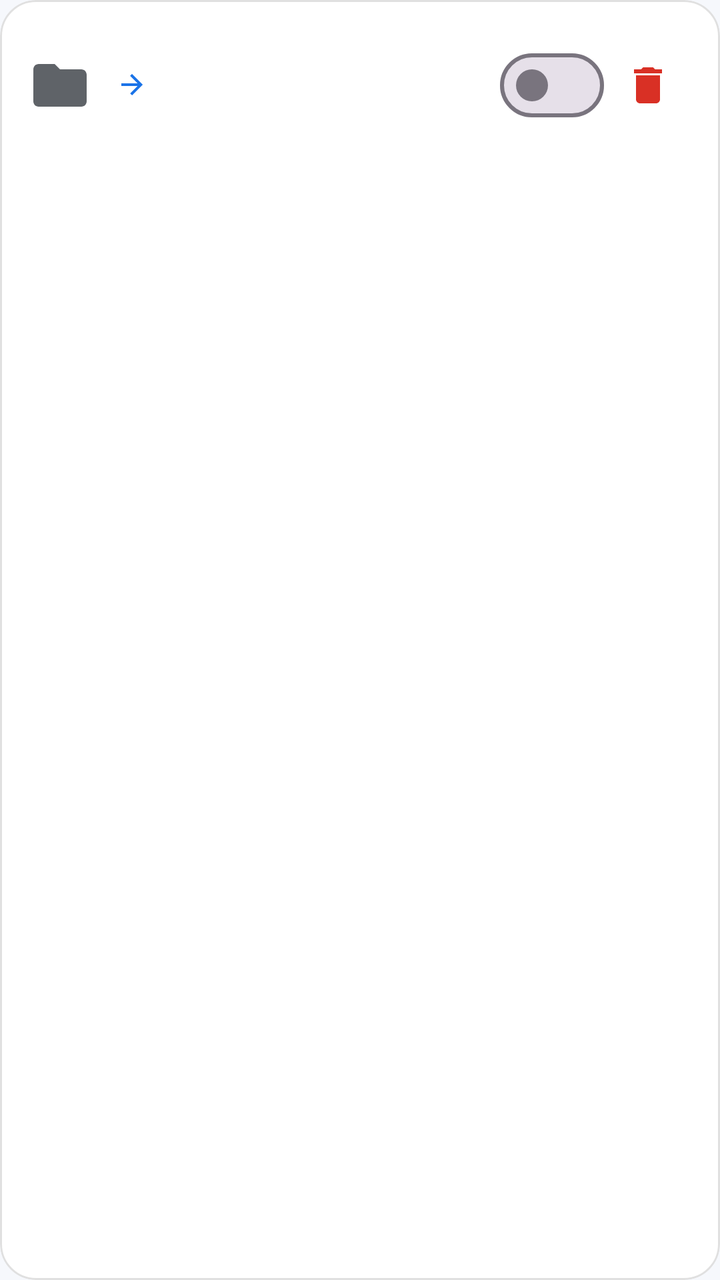
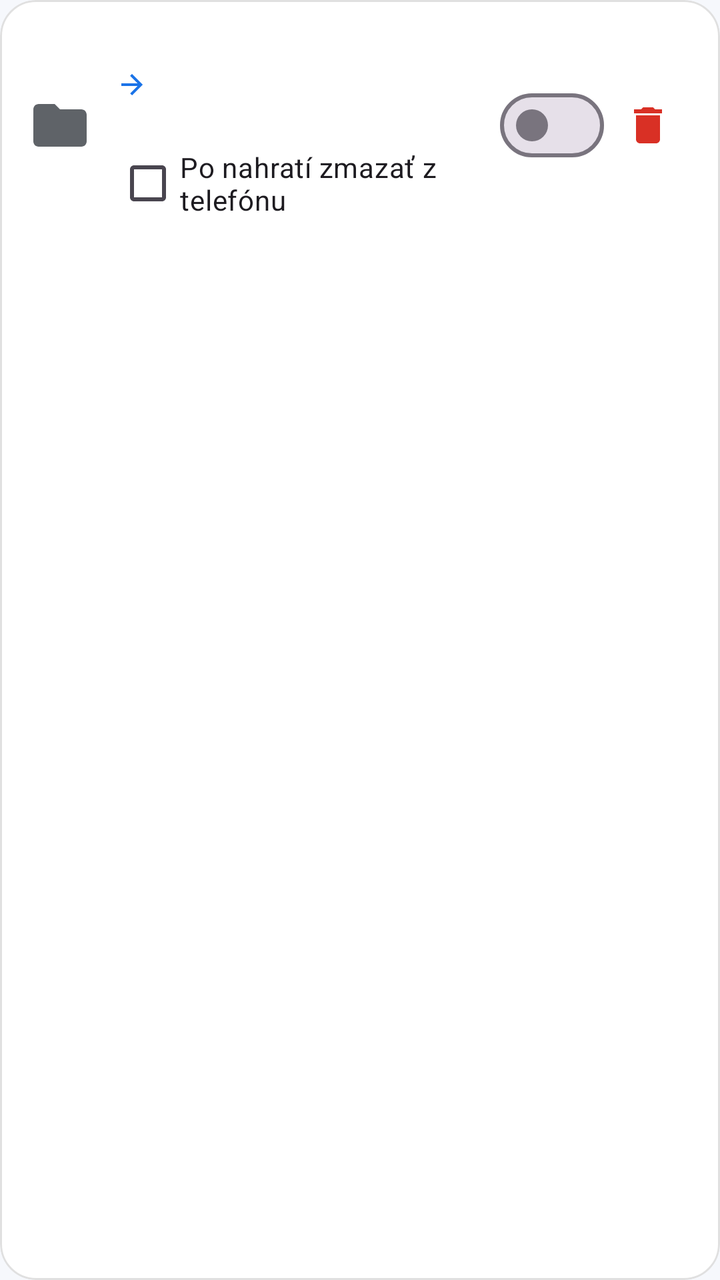

Two renders of the same Android screen: before a commit and after it. Below are the layout's source before the change and the commit's diff.
<!-- AndroidManifest.xml: application theme Theme.Cloud -->
<!-- res/layout/item_pair.xml -->
<?xml version="1.0" encoding="utf-8"?>
<com.google.android.material.card.MaterialCardView xmlns:android="http://schemas.android.com/apk/res/android"
    xmlns:app="http://schemas.android.com/apk/res-auto"
    style="@style/Cloud.Card"
    android:layout_width="match_parent"
    android:layout_height="wrap_content"
    android:layout_marginBottom="10dp">

    <LinearLayout
        android:layout_width="match_parent"
        android:layout_height="wrap_content"
        android:gravity="center_vertical"
        android:orientation="horizontal"
        android:padding="14dp">

        <ImageView
            android:layout_width="32dp"
            android:layout_height="32dp"
            android:contentDescription="@null"
            android:src="@drawable/ic_folder" />

        <LinearLayout
            android:layout_width="0dp"
            android:layout_height="wrap_content"
            android:layout_marginStart="12dp"
            android:layout_weight="1"
            android:orientation="vertical">
            <TextView
                android:id="@+id/localName"
                android:layout_width="match_parent"
                android:layout_height="wrap_content"
                android:ellipsize="end"
                android:maxLines="1"
                android:textStyle="bold" />
            <LinearLayout
                android:layout_width="match_parent"
                android:layout_height="wrap_content"
                android:gravity="center_vertical"
                android:orientation="horizontal">
                <ImageView
                    android:layout_width="16dp"
                    android:layout_height="16dp"
                    android:contentDescription="@null"
                    android:src="@drawable/ic_arrow" />
                <TextView
                    android:id="@+id/remoteName"
                    android:layout_width="match_parent"
                    android:layout_height="wrap_content"
                    android:layout_marginStart="4dp"
                    android:ellipsize="middle"
                    android:maxLines="1"
                    android:textColor="@color/brand" />
            </LinearLayout>
            <TextView
                android:id="@+id/stats"
                android:layout_width="match_parent"
                android:layout_height="wrap_content"
                android:layout_marginTop="2dp"
                android:textColor="@color/ink_muted"
                android:textSize="13sp" />
            <com.google.android.material.button.MaterialButton
                android:id="@+id/pairRequeue"
                style="@style/Widget.Material3.Button.TextButton"
                android:layout_width="wrap_content"
                android:layout_height="40dp"
                android:minWidth="0dp"
                android:paddingStart="0dp"
                android:text="Nahrať aj existujúce súbory"
                android:visibility="gone" />
            <TextView
                android:id="@+id/pairError"
                android:layout_width="match_parent"
                android:layout_height="wrap_content"
                android:layout_marginTop="2dp"
                android:textColor="@color/err"
                android:textSize="13sp"
                android:visibility="gone" />
        </LinearLayout>

        <com.google.android.material.materialswitch.MaterialSwitch
            android:id="@+id/pairEnabled"
            android:layout_width="wrap_content"
            android:layout_height="wrap_content" />

        <ImageButton
            android:id="@+id/pairDelete"
            android:layout_width="44dp"
            android:layout_height="44dp"
            android:background="?attr/selectableItemBackgroundBorderless"
            android:contentDescription="Odstrániť"
            android:src="@drawable/ic_delete" />
    </LinearLayout>
</com.google.android.material.card.MaterialCardView>
<!-- resources referenced by this layout -->
<resources>
  <color name="brand">#1A73E8</color>
  <color name="err">#D93025</color>
  <color name="ink_muted">#5F6368</color>
  <!-- drawable ic_arrow (drawable) -->
  <vector xmlns:android="http://schemas.android.com/apk/res/android" android:width="18dp" android:height="18dp" android:viewportWidth="24" android:viewportHeight="24">
      <path android:fillColor="#1A73E8" android:pathData="M12,4l-1.41,1.41L16.17,11H4v2h12.17l-5.58,5.59L12,20l8,-8z" />
  </vector>
  <!-- drawable ic_delete (drawable) -->
  <vector xmlns:android="http://schemas.android.com/apk/res/android" android:width="24dp" android:height="24dp" android:viewportWidth="24" android:viewportHeight="24">
      <path android:fillColor="#D93025" android:pathData="M6,19c0,1.1 0.9,2 2,2h8c1.1,0 2,-0.9 2,-2V7H6v12zM19,4h-3.5l-1,-1h-5l-1,1H5v2h14V4z" />
  </vector>
  <!-- drawable ic_folder (drawable) -->
  <vector xmlns:android="http://schemas.android.com/apk/res/android" android:width="24dp" android:height="24dp" android:viewportWidth="24" android:viewportHeight="24">
      <path android:fillColor="#5F6368" android:pathData="M10,4H4c-1.1,0 -1.99,0.9 -1.99,2L2,18c0,1.1 0.9,2 2,2h16c1.1,0 2,-0.9 2,-2V8c0,-1.1 -0.9,-2 -2,-2h-8l-2,-2z" />
  </vector>
  <style name="Cloud.Card" parent="Widget.Material3.CardView.Outlined">
          <item name="cardCornerRadius">18dp</item>
          <item name="cardBackgroundColor">@color/surface</item>
          <item name="strokeColor">#1F000000</item>
      </style>
  <style name="Theme.Cloud" parent="Theme.Cloud.Base" />
  <color name="surface">#FFFFFF</color>
  <style name="Theme.Cloud.Base" parent="Theme.Material3.DayNight.NoActionBar">
          <item name="colorPrimary">@color/brand</item>
          <item name="colorOnPrimary">@android:color/white</item>
          <item name="colorPrimaryContainer">#D3E3FD</item>
          <item name="colorSecondary">@color/accent</item>
          <item name="android:colorBackground">@color/bg</item>
          <item name="colorSurface">@color/surface</item>
          <item name="android:statusBarColor">@color/bg</item>
          <item name="android:navigationBarColor">@color/bg</item>
          <item name="android:windowLightStatusBar">true</item>
          <item name="shapeAppearanceSmallComponent">@style/Shape.Cloud.Pill</item>
      </style>
  <color name="accent">#6C4CF5</color>
  <color name="bg">#F6F8FC</color>
  <style name="Shape.Cloud.Pill" parent="">
          <item name="cornerFamily">rounded</item>
          <item name="cornerSize">14dp</item>
      </style>
</resources>

<!-- the commit's change to res/layout/item_pair.xml (unified diff, before → after) -->
@@ -58,6 +58,13 @@
                 android:layout_marginTop="2dp"
                 android:textColor="@color/ink_muted"
                 android:textSize="13sp" />
+            <com.google.android.material.checkbox.MaterialCheckBox
+                android:id="@+id/pairDeleteAfter"
+                android:layout_width="wrap_content"
+                android:layout_height="40dp"
+                android:minHeight="0dp"
+                android:textSize="14sp"
+                android:text="Po nahratí zmazať z telefónu" />
             <com.google.android.material.button.MaterialButton
                 android:id="@+id/pairRequeue"
                 style="@style/Widget.Material3.Button.TextButton"
